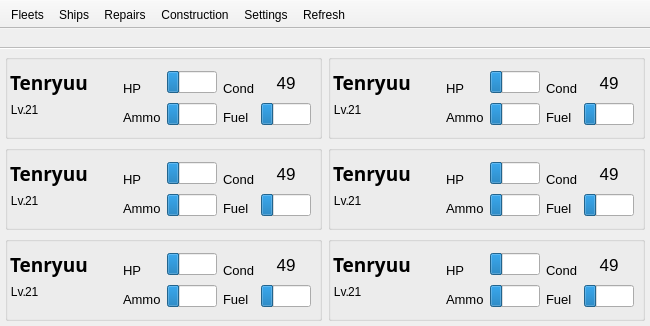
The window that KCMainWindow.ui (KanColleTool/kct-tool) describes before a commit, drawn with Qt 5.
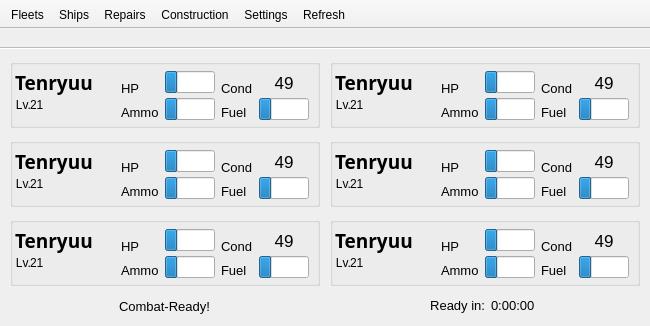
The same window after the commit.

Commit message: Expedition timers in the UI

```diff
--- a/KCMainWindow.ui
+++ b/KCMainWindow.ui
@@ -87,18 +87,259 @@
          <widget class="QWidget" name="widget" native="true">
           <layout class="QGridLayout" name="gridLayout">
            <property name="leftMargin">
-            <number>5</number>
+            <number>10</number>
            </property>
            <property name="topMargin">
-            <number>5</number>
+            <number>10</number>
            </property>
            <property name="rightMargin">
-            <number>5</number>
+            <number>10</number>
            </property>
            <property name="bottomMargin">
-            <number>5</number>
+            <number>10</number>
            </property>
-           <item row="0" column="1">
+           <property name="spacing">
+            <number>10</number>
+           </property>
+           <item row="3" column="0">
+            <widget class="QGroupBox" name="fleetBox5">
+             <property name="sizePolicy">
+              <sizepolicy hsizetype="Preferred" vsizetype="Minimum">
+               <horstretch>0</horstretch>
+               <verstretch>0</verstretch>
+              </sizepolicy>
+             </property>
+             <layout class="QHBoxLayout" name="horizontalLayout_23">
+              <property name="leftMargin">
+               <number>2</number>
+              </property>
+              <property name="topMargin">
+               <number>2</number>
+              </property>
+              <property name="rightMargin">
+               <number>2</number>
+              </property>
+              <property name="bottomMargin">
+               <number>2</number>
+              </property>
+              <item>
+               <layout class="QGridLayout" name="gridLayout_5">
+                <property name="topMargin">
+                 <number>2</number>
+                </property>
+                <property name="rightMargin">
+                 <number>6</number>
+                </property>
+                <property name="bottomMargin">
+                 <number>2</number>
+                </property>
+                <property name="horizontalSpacing">
+                 <number>6</number>
+                </property>
+                <property name="verticalSpacing">
+                 <number>2</number>
+                </property>
+                <item row="1" column="1">
+                 <widget class="QLabel" name="label_84">
+                  <property name="sizePolicy">
+                   <sizepolicy hsizetype="Maximum" vsizetype="Preferred">
+                    <horstretch>0</horstretch>
+                    <verstretch>0</verstretch>
+                   </sizepolicy>
+                  </property>
+                  <property name="font">
+                   <font>
+                    <pointsize>10</pointsize>
+                   </font>
+                  </property>
+                  <property name="text">
+                   <string>Ammo</string>
+                  </property>
+                  <property name="alignment">
+                   <set>Qt::AlignBottom|Qt::AlignLeading|Qt::AlignLeft</set>
+                  </property>
+                 </widget>
+                </item>
+                <item row="0" column="1">
+                 <widget class="QLabel" name="label_82">
+                  <property name="sizePolicy">
+                   <sizepolicy hsizetype="Maximum" vsizetype="Preferred">
+                    <horstretch>0</horstretch>
+                    <verstretch>0</verstretch>
+                   </sizepolicy>
+                  </property>
+                  <property name="font">
+                   <font>
+                    <pointsize>10</pointsize>
+                   </font>
+                  </property>
+                  <property name="text">
+                   <string>HP</string>
+                  </property>
+                  <property name="alignment">
+                   <set>Qt::AlignBottom|Qt::AlignLeading|Qt::AlignLeft</set>
+                  </property>
+                 </widget>
+                </item>
+                <item row="0" column="2">
+                 <widget class="QProgressBar" name="fleetHpBar5">
+                  <property name="maximumSize">
+                   <size>
+                    <width>50</width>
+                    <height>16777215</height>
+                   </size>
+                  </property>
+                  <property name="value">
+                   <number>24</number>
+                  </property>
+                  <property name="textVisible">
+                   <bool>false</bool>
+                  </property>
+                  <property name="format">
+                   <string>%v/%m</string>
+                  </property>
+                 </widget>
+                </item>
+                <item row="0" column="4">
+                 <widget class="QLabel" name="fleetCond5">
+                  <property name="font">
+                   <font>
+                    <pointsize>13</pointsize>
+                   </font>
+                  </property>
+                  <property name="text">
+                   <string>49</string>
+                  </property>
+                  <property name="alignment">
+                   <set>Qt::AlignCenter</set>
+                  </property>
+                 </widget>
+                </item>
+                <item row="0" column="3">
+                 <widget class="QLabel" name="label_6">
+                  <property name="sizePolicy">
+                   <sizepolicy hsizetype="Maximum" vsizetype="Preferred">
+                    <horstretch>0</horstretch>
+                    <verstretch>0</verstretch>
+                   </sizepolicy>
+                  </property>
+                  <property name="font">
+                   <font>
+                    <pointsize>10</pointsize>
+                   </font>
+                  </property>
+                  <property name="text">
+                   <string>Cond</string>
+                  </property>
+                  <property name="alignment">
+                   <set>Qt::AlignBottom|Qt::AlignLeading|Qt::AlignLeft</set>
+                  </property>
+                 </widget>
+                </item>
+                <item row="1" column="3">
+                 <widget class="QLabel" name="label_83">
+                  <property name="sizePolicy">
+                   <sizepolicy hsizetype="Maximum" vsizetype="Preferred">
+                    <horstretch>0</horstretch>
+                    <verstretch>0</verstretch>
+                   </sizepolicy>
+                  </property>
+                  <property name="font">
+                   <font>
+                    <pointsize>10</pointsize>
+                   </font>
+                  </property>
+                  <property name="text">
+                   <string>Fuel</string>
+                  </property>
+                  <property name="alignment">
+                   <set>Qt::AlignBottom|Qt::AlignLeading|Qt::AlignLeft</set>
+                  </property>
+                 </widget>
+                </item>
+                <item row="1" column="4">
+                 <widget class="QProgressBar" name="fleetFuelBar5">
+                  <property name="maximumSize">
+                   <size>
+                    <width>50</width>
+                    <height>16777215</height>
+                   </size>
+                  </property>
+                  <property name="value">
+                   <number>24</number>
+                  </property>
+                  <property name="textVisible">
+                   <bool>false</bool>
+                  </property>
+                  <property name="format">
+                   <string>%v/%m</string>
+                  </property>
+                 </widget>
+                </item>
+                <item row="1" column="2">
+                 <widget class="QProgressBar" name="fleetAmmoBar5">
+                  <property name="maximumSize">
+                   <size>
+                    <width>50</width>
+                    <height>16777215</height>
+                   </size>
+                  </property>
+                  <property name="value">
+                   <number>24</number>
+                  </property>
+                  <property name="textVisible">
+                   <bool>false</bool>
+                  </property>
+                  <property name="format">
+                   <string>%v/%m</string>
+                  </property>
+                 </widget>
+                </item>
+                <item row="0" column="0">
+                 <widget class="QLabel" name="fleetName5">
+                  <property name="font">
+                   <font>
+                    <family>MS Gothic</family>
+                    <pointsize>14</pointsize>
+                    <weight>75</weight>
+                    <bold>true</bold>
+                   </font>
+                  </property>
+                  <property name="text">
+                   <string>Tenryuu</string>
+                  </property>
+                 </widget>
+                </item>
+                <item row="1" column="0">
+                 <layout class="QFormLayout" name="formLayout_6">
+                  <property name="fieldGrowthPolicy">
+                   <enum>QFormLayout::AllNonFixedFieldsGrow</enum>
+                  </property>
+                  <item row="0" column="0">
+                   <widget class="QLabel" name="label_80">
+                    <property name="text">
+                     <string>Lv.</string>
+                    </property>
+                    <property name="alignment">
+                     <set>Qt::AlignRight|Qt::AlignTrailing|Qt::AlignVCenter</set>
+                    </property>
+                   </widget>
+                  </item>
+                  <item row="0" column="1">
+                   <widget class="QLabel" name="fleetLevel5">
+                    <property name="text">
+                     <string>21</string>
+                    </property>
+                   </widget>
+                  </item>
+                 </layout>
+                </item>
+               </layout>
+              </item>
+             </layout>
+            </widget>
+           </item>
+           <item row="1" column="1">
             <widget class="QGroupBox" name="fleetBox2">
              <property name="sizePolicy">
               <sizepolicy hsizetype="Preferred" vsizetype="Minimum">
@@ -336,7 +577,7 @@
              </layout>
             </widget>
            </item>
-           <item row="1" column="1">
+           <item row="2" column="1">
             <widget class="QGroupBox" name="fleetBox4">
              <property name="sizePolicy">
               <sizepolicy hsizetype="Preferred" vsizetype="Minimum">
@@ -574,7 +815,7 @@
              </layout>
             </widget>
            </item>
-           <item row="1" column="0">
+           <item row="2" column="0">
             <widget class="QGroupBox" name="fleetBox3">
              <property name="sizePolicy">
               <sizepolicy hsizetype="Preferred" vsizetype="Minimum">
@@ -812,245 +1053,7 @@
              </layout>
             </widget>
            </item>
-           <item row="2" column="0">
-            <widget class="QGroupBox" name="fleetBox5">
-             <property name="sizePolicy">
-              <sizepolicy hsizetype="Preferred" vsizetype="Minimum">
-               <horstretch>0</horstretch>
-               <verstretch>0</verstretch>
-              </sizepolicy>
-             </property>
-             <layout class="QHBoxLayout" name="horizontalLayout_23">
-              <property name="leftMargin">
-               <number>2</number>
-              </property>
-              <property name="topMargin">
-               <number>2</number>
-              </property>
-              <property name="rightMargin">
-               <number>2</number>
-              </property>
-              <property name="bottomMargin">
-               <number>2</number>
-              </property>
-              <item>
-               <layout class="QGridLayout" name="gridLayout_5">
-                <property name="topMargin">
-                 <number>2</number>
-                </property>
-                <property name="rightMargin">
-                 <number>6</number>
-                </property>
-                <property name="bottomMargin">
-                 <number>2</number>
-                </property>
-                <property name="horizontalSpacing">
-                 <number>6</number>
-                </property>
-                <property name="verticalSpacing">
-                 <number>2</number>
-                </property>
-                <item row="1" column="1">
-                 <widget class="QLabel" name="label_84">
-                  <property name="sizePolicy">
-                   <sizepolicy hsizetype="Maximum" vsizetype="Preferred">
-                    <horstretch>0</horstretch>
-                    <verstretch>0</verstretch>
-                   </sizepolicy>
-                  </property>
-                  <property name="font">
-                   <font>
-                    <pointsize>10</pointsize>
-                   </font>
-                  </property>
-                  <property name="text">
-                   <string>Ammo</string>
-                  </property>
-                  <property name="alignment">
-                   <set>Qt::AlignBottom|Qt::AlignLeading|Qt::AlignLeft</set>
-                  </property>
-                 </widget>
-                </item>
-                <item row="0" column="1">
-                 <widget class="QLabel" name="label_82">
-                  <property name="sizePolicy">
-                   <sizepolicy hsizetype="Maximum" vsizetype="Preferred">
-                    <horstretch>0</horstretch>
-                    <verstretch>0</verstretch>
-                   </sizepolicy>
-                  </property>
-                  <property name="font">
-                   <font>
-                    <pointsize>10</pointsize>
-                   </font>
-                  </property>
-                  <property name="text">
-                   <string>HP</string>
-                  </property>
-                  <property name="alignment">
-                   <set>Qt::AlignBottom|Qt::AlignLeading|Qt::AlignLeft</set>
-                  </property>
-                 </widget>
-                </item>
-                <item row="0" column="2">
-                 <widget class="QProgressBar" name="fleetHpBar5">
-                  <property name="maximumSize">
-                   <size>
-                    <width>50</width>
-                    <height>16777215</height>
-                   </size>
-                  </property>
-                  <property name="value">
-                   <number>24</number>
-                  </property>
-                  <property name="textVisible">
-                   <bool>false</bool>
-                  </property>
-                  <property name="format">
-                   <string>%v/%m</string>
-                  </property>
-                 </widget>
-                </item>
-                <item row="0" column="4">
-                 <widget class="QLabel" name="fleetCond5">
-                  <property name="font">
-                   <font>
-                    <pointsize>13</pointsize>
-                   </font>
-                  </property>
-                  <property name="text">
-                   <string>49</string>
-                  </property>
-                  <property name="alignment">
-                   <set>Qt::AlignCenter</set>
-                  </property>
-                 </widget>
-                </item>
-                <item row="0" column="3">
-                 <widget class="QLabel" name="label_6">
-                  <property name="sizePolicy">
-                   <sizepolicy hsizetype="Maximum" vsizetype="Preferred">
-                    <horstretch>0</horstretch>
-                    <verstretch>0</verstretch>
-                   </sizepolicy>
-                  </property>
-                  <property name="font">
-                   <font>
-                    <pointsize>10</pointsize>
-                   </font>
-                  </property>
-                  <property name="text">
-                   <string>Cond</string>
-                  </property>
-                  <property name="alignment">
-                   <set>Qt::AlignBottom|Qt::AlignLeading|Qt::AlignLeft</set>
-                  </property>
-                 </widget>
-                </item>
-                <item row="1" column="3">
-                 <widget class="QLabel" name="label_83">
-                  <property name="sizePolicy">
-                   <sizepolicy hsizetype="Maximum" vsizetype="Preferred">
-                    <horstretch>0</horstretch>
-                    <verstretch>0</verstretch>
-                   </sizepolicy>
-                  </property>
-                  <property name="font">
-                   <font>
-                    <pointsize>10</pointsize>
-                   </font>
-                  </property>
-                  <property name="text">
-                   <string>Fuel</string>
-                  </property>
-                  <property name="alignment">
-                   <set>Qt::AlignBottom|Qt::AlignLeading|Qt::AlignLeft</set>
-                  </property>
-                 </widget>
-                </item>
-                <item row="1" column="4">
-                 <widget class="QProgressBar" name="fleetFuelBar5">
-                  <property name="maximumSize">
-                   <size>
-                    <width>50</width>
-                    <height>16777215</height>
-                   </size>
-                  </property>
-                  <property name="value">
-                   <number>24</number>
-                  </property>
-                  <property name="textVisible">
-                   <bool>false</bool>
-                  </property>
-                  <property name="format">
-                   <string>%v/%m</string>
-                  </property>
-                 </widget>
-                </item>
-                <item row="1" column="2">
-                 <widget class="QProgressBar" name="fleetAmmoBar5">
-                  <property name="maximumSize">
-                   <size>
-                    <width>50</width>
-                    <height>16777215</height>
-                   </size>
-                  </property>
-                  <property name="value">
-                   <number>24</number>
-                  </property>
-                  <property name="textVisible">
-                   <bool>false</bool>
-                  </property>
-                  <property name="format">
-                   <string>%v/%m</string>
-                  </property>
-                 </widget>
-                </item>
-                <item row="0" column="0">
-                 <widget class="QLabel" name="fleetName5">
-                  <property name="font">
-                   <font>
-                    <family>MS Gothic</family>
-                    <pointsize>14</pointsize>
-                    <weight>75</weight>
-                    <bold>true</bold>
-                   </font>
-                  </property>
-                  <property name="text">
-                   <string>Tenryuu</string>
-                  </property>
-                 </widget>
-                </item>
-                <item row="1" column="0">
-                 <layout class="QFormLayout" name="formLayout_6">
-                  <property name="fieldGrowthPolicy">
-                   <enum>QFormLayout::AllNonFixedFieldsGrow</enum>
-                  </property>
-                  <item row="0" column="0">
-                   <widget class="QLabel" name="label_80">
-                    <property name="text">
-                     <string>Lv.</string>
-                    </property>
-                    <property name="alignment">
-                     <set>Qt::AlignRight|Qt::AlignTrailing|Qt::AlignVCenter</set>
-                    </property>
-                   </widget>
-                  </item>
-                  <item row="0" column="1">
-                   <widget class="QLabel" name="fleetLevel5">
-                    <property name="text">
-                     <string>21</string>
-                    </property>
-                   </widget>
-                  </item>
-                 </layout>
-                </item>
-               </layout>
-              </item>
-             </layout>
-            </widget>
-           </item>
-           <item row="2" column="1">
+           <item row="3" column="1">
             <widget class="QGroupBox" name="fleetBox6">
              <property name="enabled">
               <bool>true</bool>
@@ -1291,7 +1294,7 @@
              </layout>
             </widget>
            </item>
-           <item row="0" column="0">
+           <item row="1" column="0">
             <widget class="QGroupBox" name="fleetBox1">
              <property name="sizePolicy">
               <sizepolicy hsizetype="Preferred" vsizetype="Minimum">
@@ -1529,6 +1532,117 @@
              </layout>
             </widget>
            </item>
+           <item row="4" column="1">
+            <widget class="QWidget" name="fleetCountdownContainer" native="true">
+             <property name="sizePolicy">
+              <sizepolicy hsizetype="Preferred" vsizetype="Maximum">
+               <horstretch>0</horstretch>
+               <verstretch>0</verstretch>
+              </sizepolicy>
+             </property>
+             <layout class="QHBoxLayout" name="horizontalLayout_7">
+              <property name="leftMargin">
+               <number>5</number>
+              </property>
+              <property name="topMargin">
+               <number>0</number>
+              </property>
+              <property name="rightMargin">
+               <number>0</number>
+              </property>
+              <property name="bottomMargin">
+               <number>0</number>
+              </property>
+              <item>
+               <widget class="QLabel" name="fleetCountdownLabel">
+                <property name="sizePolicy">
+                 <sizepolicy hsizetype="Preferred" vsizetype="Preferred">
+                  <horstretch>0</horstretch>
+                  <verstretch>0</verstretch>
+                 </sizepolicy>
+                </property>
+                <property name="font">
+                 <font>
+                  <pointsize>10</pointsize>
+                 </font>
+                </property>
+                <property name="text">
+                 <string>Ready in:</string>
+                </property>
+                <property name="alignment">
+                 <set>Qt::AlignRight|Qt::AlignTrailing|Qt::AlignVCenter</set>
+                </property>
+               </widget>
+              </item>
+              <item>
+               <widget class="QLabel" name="fleetCountdown">
+                <property name="font">
+                 <font>
+                  <pointsize>10</pointsize>
+                 </font>
+                </property>
+                <property name="text">
+                 <string>0:00:00</string>
+                </property>
+               </widget>
+              </item>
+             </layout>
+            </widget>
+           </item>
+           <item row="4" column="0">
+            <widget class="QWidget" name="widget_2" native="true">
+             <property name="sizePolicy">
+              <sizepolicy hsizetype="Preferred" vsizetype="Maximum">
+               <horstretch>0</horstretch>
+               <verstretch>0</verstretch>
+              </sizepolicy>
+             </property>
+             <property name="minimumSize">
+              <size>
+               <width>0</width>
+               <height>20</height>
+              </size>
+             </property>
+             <property name="maximumSize">
+              <size>
+               <width>16777215</width>
+               <height>20</height>
+              </size>
+             </property>
+             <layout class="QHBoxLayout" name="horizontalLayout_6">
+              <property name="leftMargin">
+               <number>0</number>
+              </property>
+              <property name="topMargin">
+               <number>0</number>
+              </property>
+              <property name="rightMargin">
+               <number>0</number>
+              </property>
+              <property name="bottomMargin">
+               <number>0</number>
+              </property>
+              <item>
+               <widget class="QLabel" name="fleetStatus">
+                <property name="sizePolicy">
+                 <sizepolicy hsizetype="Maximum" vsizetype="Preferred">
+                  <horstretch>0</horstretch>
+                  <verstretch>0</verstretch>
+                 </sizepolicy>
+                </property>
+                <property name="font">
+                 <font>
+                  <pointsize>10</pointsize>
+                 </font>
+                </property>
+                <property name="text">
+                 <string>Combat-Ready!</string>
+                </property>
+               </widget>
+              </item>
+             </layout>
+            </widget>
+           </item>
           </layout>
          </widget>
         </item>
```
The commit also changes 3 other files.
